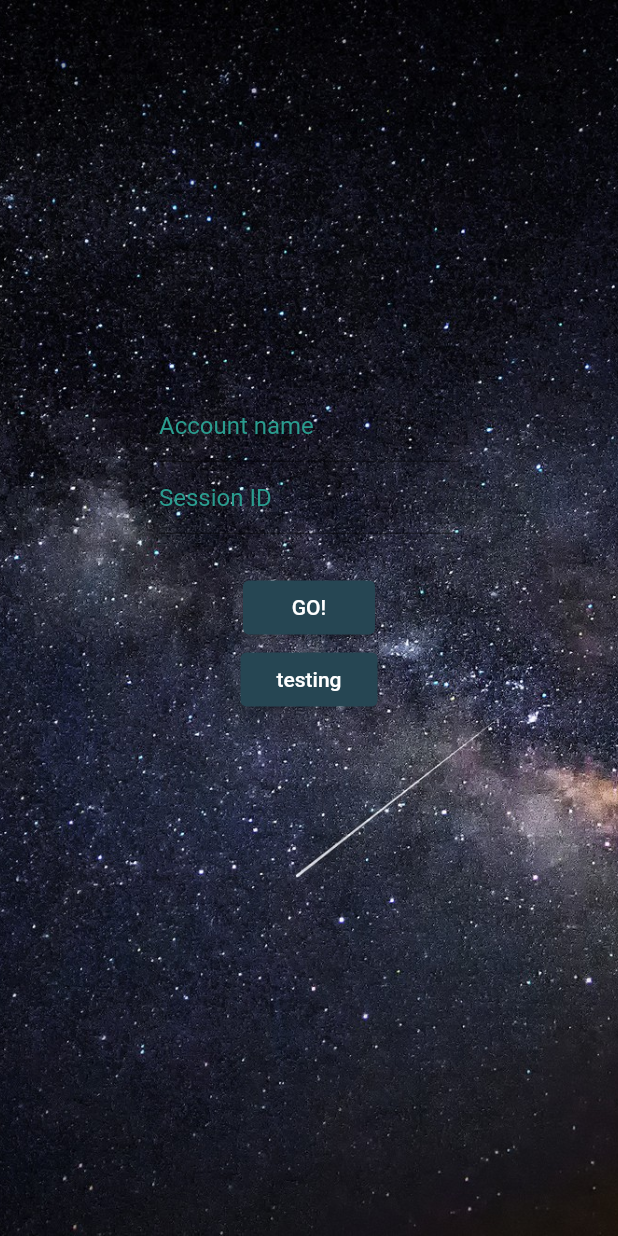
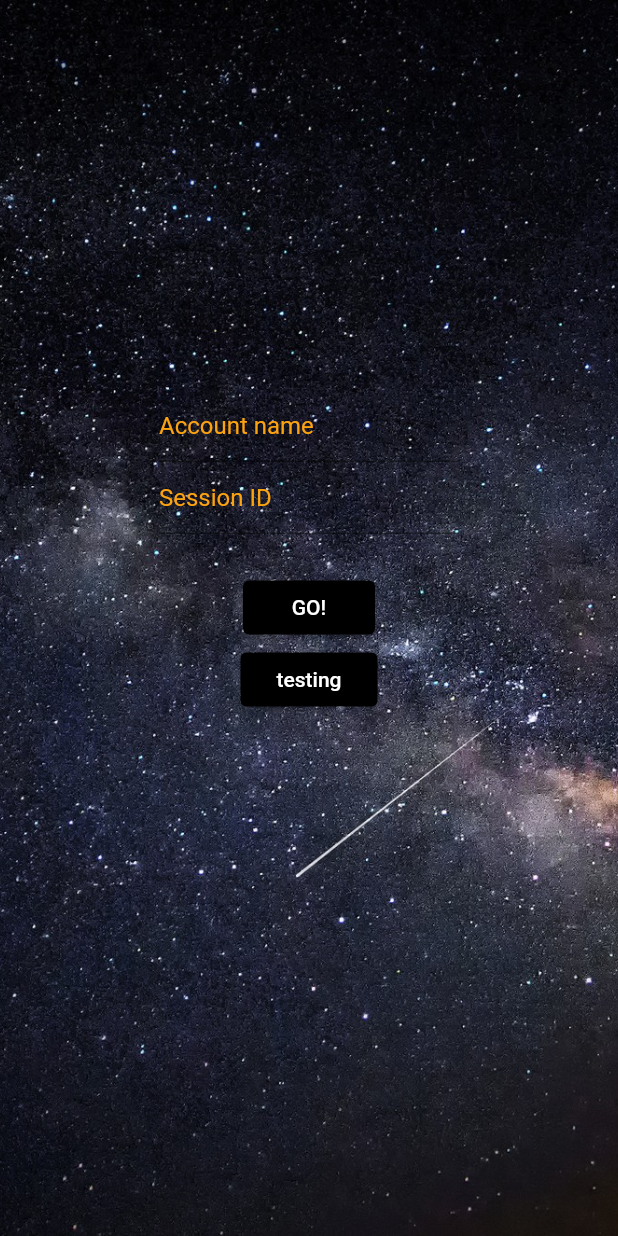
Before and after one commit to ponbac/poe-currency, a Flutter app: the StartScreen screen opened directly with empty values, on a phone screen of 412 x 824 dp. Run offline on Flutter 3.47's test engine with Material 2 defaults, Android fonts, the light colour scheme and no system bars; our stand-ins replace bloc, cached_network_image, equatable, flutter_bloc, rxdart; network calls fail.

Commit message:
began work on new ui

```diff
--- a/lib/constants.dart
+++ b/lib/constants.dart
@@ -2,10 +2,10 @@
 import 'package:flutter/material.dart';
 
 // Colors that we use in our app
-const kPrimaryColor = Color(0xFF2A9D8F);
-const kSecondaryColor = Color(0xFFE76F51);
-const kThirdColor = Color(0xFFE9C46A);
-const kTextColor = Color(0xFFF4A261);
-const kBackgroundColor = Color(0xFF264653);
+const kPrimaryColor = Color(0xFFFCA311);
+const kSecondaryColor = Color(0xFF14213D);
+const kThirdColor = Color(0xFFE5E5E5);
+const kTextColor = Color(0xFFFFFFFF);
+const kBackgroundColor = Color(0xFF000000);
 
 const double kDefaultPadding = 20.0;
--- a/lib/main.dart
+++ b/lib/main.dart
@@ -2,6 +2,7 @@ import 'package:flutter/material.dart';
 import 'package:flutter_bloc/flutter_bloc.dart';
 import 'package:poe_currency/bloc/stash_bloc.dart';
 import 'package:poe_currency/constants.dart';
+import 'package:poe_currency/new_ui/start.dart';
 import 'package:poe_currency/repositories/pricing_api_client.dart';
 import 'package:poe_currency/repositories/pricing_repository.dart';
 import 'package:poe_currency/repositories/stash_api_client.dart';
@@ -55,9 +56,7 @@ class MyApp extends StatelessWidget {
           )),
       home: BlocProvider<StashBloc>(
         create: (context) => StashBloc(stashRepository: stashRepository),
-        child: StartScreen(
-          pricingRepository: pricingRepository,
-        ),
+        child: Start(),
       ),
     );
   }
```
Also changed, not shown: lib/new_ui/main_area.dart (added, +11 -0 lines), lib/new_ui/menu_bar.dart (added, +14 -0 lines), lib/new_ui/start.dart (added, +32 -0 lines), lib/new_ui/top_bar.dart (added, +11 -0 lines).
